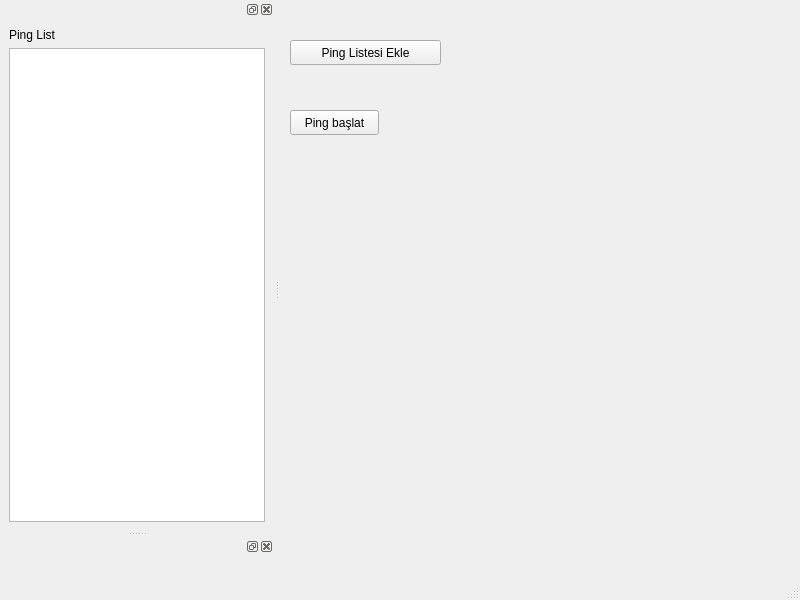
Gorkembukel/MonitorNetworkConnectivity, file QTDesigns/MainWindow.ui: the form before one commit.
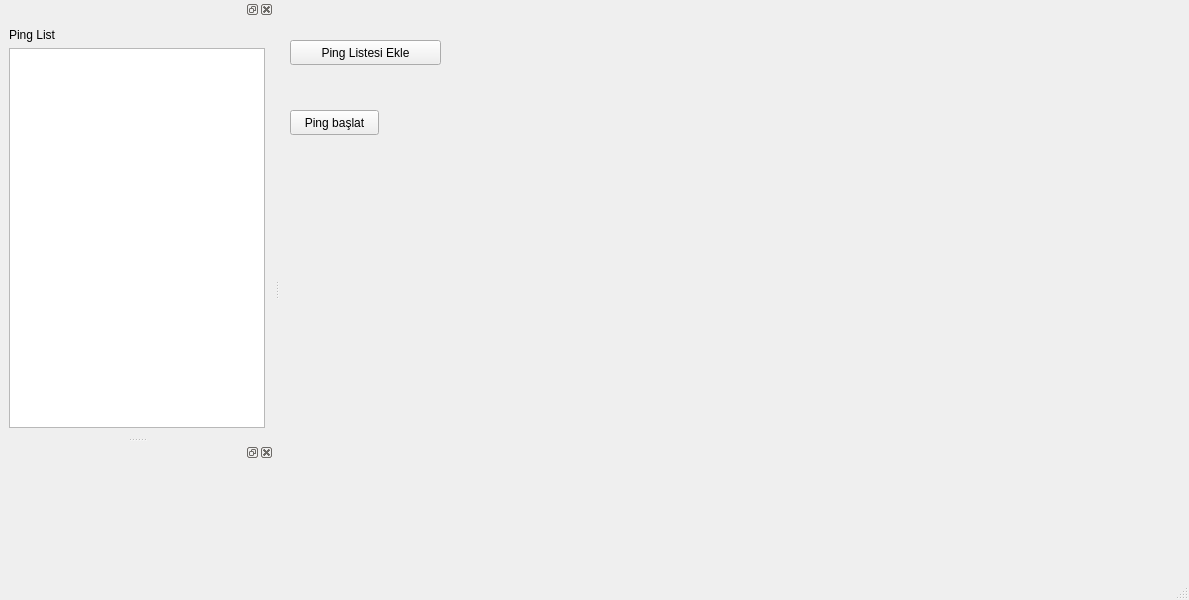
The form after the commit.

Patch:
```diff
--- a/QTDesigns/MainWindow.ui
+++ b/QTDesigns/MainWindow.ui
@@ -6,7 +6,7 @@
    <rect>
     <x>0</x>
     <y>0</y>
-    <width>800</width>
+    <width>1189</width>
     <height>600</height>
    </rect>
   </property>
@@ -91,7 +91,23 @@
    <attribute name="dockWidgetArea">
     <number>1</number>
    </attribute>
-   <widget class="QWidget" name="dockWidgetContents_2"/>
+   <widget class="QWidget" name="dockWidgetContents_2">
+    <layout class="QVBoxLayout" name="verticalLayout_2">
+     <item>
+      <spacer name="verticalSpacer">
+       <property name="orientation">
+        <enum>Qt::Vertical</enum>
+       </property>
+       <property name="sizeHint" stdset="0">
+        <size>
+         <width>20</width>
+         <height>40</height>
+        </size>
+       </property>
+      </spacer>
+     </item>
+    </layout>
+   </widget>
   </widget>
  </widget>
  <resources/>
```
Left out of the diff: 2 changed lines with no effect on the pictures.
